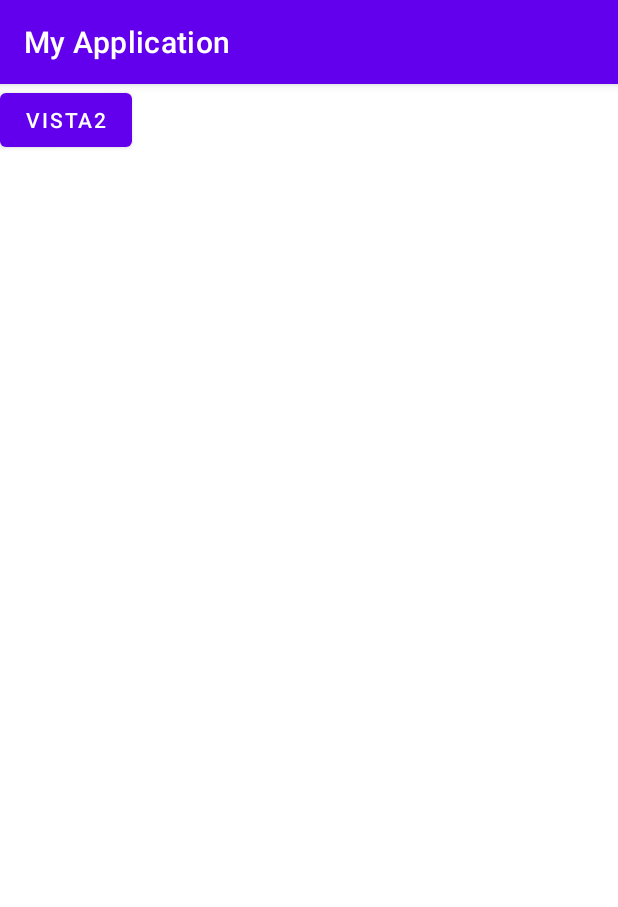
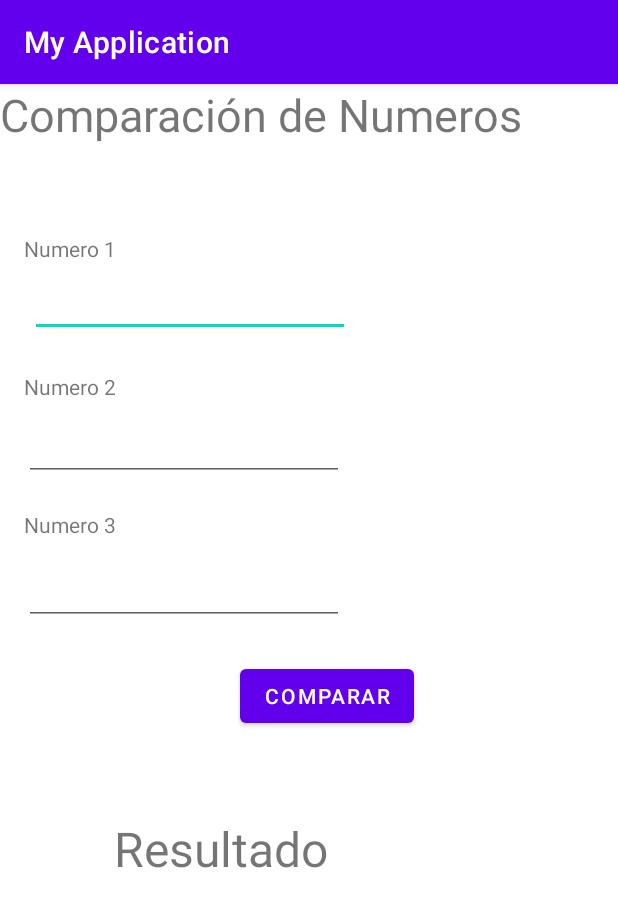
Before and after one commit to Alvaro3131/MyApplication43, an Android app: the MainActivity2 screen opened directly, with no data from a screen before it, on a phone screen of 412 x 824 dp. Shown: the top 907 px of the screen. Run offline under Robolectric (Android 15) with nearby library versions, the phone set to English and light mode, and no system bars.

Commit message:
first commit

```diff
--- a/app/src/main/java/com/example/myapplication/MainActivity.java
+++ b/app/src/main/java/com/example/myapplication/MainActivity.java
@@ -8,6 +8,8 @@ import android.view.View;
 import android.widget.Button;
 import android.widget.EditText;
 import android.widget.TextView;
+
+import java.util.ArrayList;
 
 public class MainActivity extends AppCompatActivity {
 private Button btn, btn2, btn3;
@@ -39,5 +41,7 @@ private TextView txtraiz;
     public void mostrar2(View view){
         Intent intent1= new Intent(this,MainActivity3.class);
         startActivity(intent1);
+        ArrayList<Integer> numeros = new ArrayList();
+
     }
 }
--- a/app/src/main/java/com/example/myapplication/MainActivity2.java
+++ b/app/src/main/java/com/example/myapplication/MainActivity2.java
@@ -2,13 +2,48 @@ package com.example.myapplication;
 
 import androidx.appcompat.app.AppCompatActivity;
 
+import android.content.Intent;
 import android.os.Bundle;
+import android.view.View;
+import android.widget.Button;
+import android.widget.EditText;
+import android.widget.TextView;
 
 public class MainActivity2 extends AppCompatActivity {
-
+private Button btn;
+private EditText n1,n2,n3;
+private TextView result;
     @Override
     protected void onCreate(Bundle savedInstanceState) {
         super.onCreate(savedInstanceState);
         setContentView(R.layout.activity_main2);
+        btn=findViewById(R.id.comparar);
+        n1=findViewById(R.id.textnumero1);
+        n2=findViewById(R.id.textnumero2);
+        n3=findViewById(R.id.textnumero3);
+        result=findViewById(R.id.resultado);
+    }
+    public void comparar(View view){
+        int numero1=Integer.parseInt(String.valueOf(n1.getText()));
+        int numero2=Integer.parseInt(String.valueOf(n2.getText()));
+        int numero3=Integer.parseInt(String.valueOf(n3.getText()));
+        if (numero1>numero2 && numero1>numero3){
+            result.setText("El numero: "+numero1+" es mayor de todos");
+        }else if(numero2>numero1 && numero2>numero3){
+            result.setText("El numero: "+numero2+" es mayor de todos");
+        }else if(numero3>numero1 && numero3>numero2){
+            result.setText("El numero: "+numero3+" es mayor de todos");
+        }else if(numero3==numero2 && numero1==numero2){
+            result.setText("Los numeros son iguales");
+        }else if(numero3==numero2){
+            result.setText("El numero 2 y 3 son iguales");
+        }else if(numero1==numero2){
+            result.setText("El numero 1 y 2 son iguales");
+        }else if(numero1==numero3){
+            result.setText("El numero 1 y 3 son iguales");
+        }
+
+
+
     }
 }
--- a/app/src/main/res/layout/activity_main2.xml
+++ b/app/src/main/res/layout/activity_main2.xml
@@ -7,10 +7,96 @@
     tools:context=".MainActivity2">
 
     <Button
-        android:id="@+id/button"
+        android:id="@+id/comparar"
         android:layout_width="wrap_content"
         android:layout_height="wrap_content"
-        android:text="Vista2"
-        tools:layout_editor_absoluteX="153dp"
-        tools:layout_editor_absoluteY="33dp" />
+        android:layout_marginStart="160dp"
+        android:layout_marginTop="384dp"
+        android:text="Comparar"
+        android:onClick="comparar"
+        app:layout_constraintStart_toStartOf="parent"
+        app:layout_constraintTop_toTopOf="@+id/textView" />
+
+    <TextView
+        android:id="@+id/textView"
+        android:layout_width="387dp"
+        android:layout_height="65dp"
+        android:text="Comparación de Numeros"
+        android:textSize="30sp"
+        tools:layout_editor_absoluteX="19dp"
+        tools:layout_editor_absoluteY="9dp" />
+
+    <TextView
+        android:id="@+id/textView2"
+        android:layout_width="wrap_content"
+        android:layout_height="wrap_content"
+        android:layout_marginStart="16dp"
+        android:layout_marginTop="100dp"
+        android:text="Numero 1"
+        app:layout_constraintStart_toStartOf="parent"
+        app:layout_constraintTop_toTopOf="parent" />
+
+    <EditText
+        android:id="@+id/textnumero1"
+        android:layout_width="wrap_content"
+        android:layout_height="wrap_content"
+        android:layout_marginStart="20dp"
+        android:layout_marginTop="4dp"
+        android:ems="10"
+        android:inputType="numberDecimal"
+        app:layout_constraintStart_toStartOf="parent"
+        app:layout_constraintTop_toBottomOf="@+id/textView2" />
+
+    <TextView
+        android:id="@+id/textView3"
+        android:layout_width="wrap_content"
+        android:layout_height="wrap_content"
+        android:layout_marginStart="16dp"
+        android:layout_marginTop="92dp"
+        android:text="Numero 2"
+        app:layout_constraintStart_toStartOf="parent"
+        app:layout_constraintTop_toTopOf="@+id/textView2" />
+
+    <EditText
+        android:id="@+id/textnumero2"
+        android:layout_width="wrap_content"
+        android:layout_height="wrap_content"
+        android:layout_marginStart="16dp"
+        android:layout_marginTop="8dp"
+        android:ems="10"
+        android:inputType="numberDecimal"
+        app:layout_constraintStart_toStartOf="parent"
+        app:layout_constraintTop_toBottomOf="@+id/textView3" />
+
+    <TextView
+        android:id="@+id/textView4"
+        android:layout_width="wrap_content"
+        android:layout_height="wrap_content"
+        android:layout_marginStart="16dp"
+        android:layout_marginTop="92dp"
+        android:text="Numero 3"
+        app:layout_constraintStart_toStartOf="parent"
+        app:layout_constraintTop_toTopOf="@+id/textView3" />
+
+    <EditText
+        android:id="@+id/textnumero3"
+        android:layout_width="wrap_content"
+        android:layout_height="wrap_content"
+        android:layout_marginStart="16dp"
+        android:layout_marginTop="12dp"
+        android:ems="10"
+        android:inputType="numberDecimal"
+        app:layout_constraintStart_toStartOf="parent"
+        app:layout_constraintTop_toBottomOf="@+id/textView4" />
+
+    <TextView
+        android:id="@+id/resultado"
+        android:layout_width="286dp"
+        android:layout_height="120dp"
+        android:layout_marginStart="76dp"
+        android:layout_marginTop="488dp"
+        android:text="Resultado"
+        android:textSize="32sp"
+        app:layout_constraintStart_toStartOf="parent"
+        app:layout_constraintTop_toTopOf="parent" />
 </androidx.constraintlayout.widget.ConstraintLayout>
```
Also changed, not shown: app/src/main/java/com/example/myapplication/MainActivity3.java (+39 -1 lines), app/src/main/res/layout/activity_main.xml (+17 -8 lines), app/src/main/res/layout/activity_main3.xml (+41 -0 lines).
